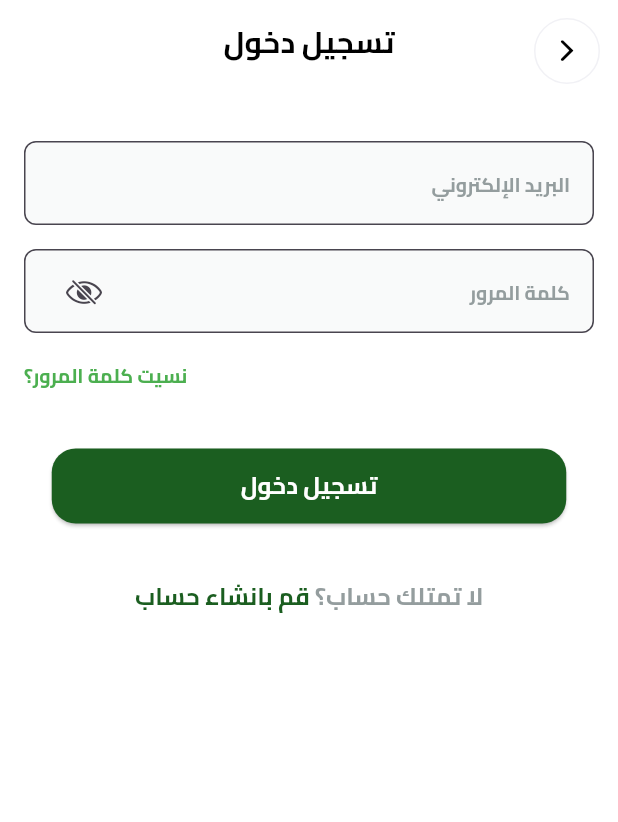
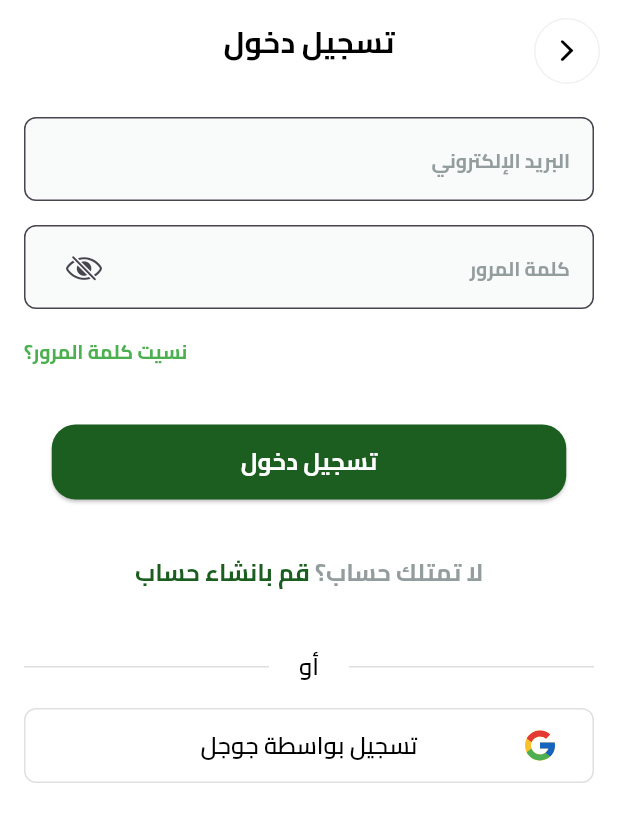
Before and after one commit to a7medjamal/fruit_hub, a Flutter app: the LoginView screen opened by its route, on a phone screen of 412 x 824 dp. Shown: the top 822 px of the screen. Run offline on Flutter 3.47's test engine with Material 3 defaults, Android fonts, the phone set to English and light mode, and no system bars; our stand-ins replace flutter_svg, go_router, google_fonts, path_drawing.

Commit message:
feat: refactor authentication views with new components and improved structure

```diff
--- /dev/null
+++ b/lib/Features/auth/presentation/widgets/custom_divider_row.dart
@@ -0,0 +1,28 @@
+import 'package:flutter/material.dart';
+
+class CustomDividerRow extends StatelessWidget {
+  const CustomDividerRow({super.key});
+
+  @override
+  Widget build(BuildContext context) {
+    return Row(
+      children: [
+        Expanded(
+          child: Divider(color: Color(0xffDDDFDF), thickness: 1, endIndent: 20),
+        ),
+        Text(
+          "أو",
+          style: TextStyle(
+            fontSize: 16,
+            color: Colors.black,
+            fontFamily: 'Cairo',
+            fontWeight: FontWeight.w600,
+          ),
+        ),
+        Expanded(
+          child: Divider(color: Color(0xffDDDFDF), thickness: 1, indent: 20),
+        ),
+      ],
+    );
+  }
+}
--- /dev/null
+++ b/lib/Features/auth/presentation/widgets/custom_google_login_button.dart
@@ -0,0 +1,48 @@
+import 'package:flutter/material.dart';
+import 'package:flutter_svg/svg.dart';
+
+class CustomGoogleLoginButton extends StatelessWidget {
+  final VoidCallback onPressed;
+
+  const CustomGoogleLoginButton({required this.onPressed, super.key});
+
+  @override
+  Widget build(BuildContext context) {
+    return ElevatedButton(
+      onPressed: onPressed,
+      style: ElevatedButton.styleFrom(
+        minimumSize: const Size(343, 50),
+        shadowColor: Colors.transparent,
+        backgroundColor: Colors.white,
+        shape: RoundedRectangleBorder(
+          borderRadius: BorderRadius.circular(8),
+          side: BorderSide(color: Colors.grey[300]!),
+        ),
+      ),
+      child: Stack(
+        alignment: Alignment.center,
+        children: [
+          Center(
+            child: Text(
+              'تسجيل بواسطة جوجل',
+              style: TextStyle(
+                color: Colors.black,
+                fontSize: 16,
+                fontFamily: 'Cairo',
+                fontWeight: FontWeight.w600,
+              ),
+            ),
+          ),
+          Align(
+            alignment: Alignment.centerRight,
+            child: SvgPicture.asset(
+              'assets/images/google_icon.svg',
+              width: 24,
+              height: 24,
+            ),
+          ),
+        ],
+      ),
+    );
+  }
+}
--- a/lib/Features/auth/presentation/widgets/custom_text_widget.dart
+++ b/lib/Features/auth/presentation/widgets/custom_text_widget.dart
@@ -6,6 +6,7 @@ class CustomTextWidget extends StatelessWidget {
   final String clickableText;
   final VoidCallback? onTap;
   final Color clickableTextColor;
+  final Color? textColor;
   final double textFontSize;
 
   const CustomTextWidget({
@@ -15,6 +16,7 @@ class CustomTextWidget extends StatelessWidget {
     this.onTap,
     required this.clickableTextColor,
     required this.textFontSize,
+    this.textColor,
   });
 
   @override
@@ -24,7 +26,7 @@ class CustomTextWidget extends StatelessWidget {
       text: TextSpan(
         text: text,
         style: TextStyle(
-          color: Color(0xff949D9E),
+          color: textColor ?? Color(0xff949D9E),
           fontSize: textFontSize,
           fontWeight: FontWeight.w700,
           fontFamily: 'Cairo',
--- /dev/null
+++ b/lib/Features/auth/presentation/widgets/email_password_text_fields.dart
@@ -0,0 +1,31 @@
+import 'package:flutter/material.dart';
+import 'package:fruit_hub/Features/auth/presentation/widgets/custom_text_field.dart';
+
+class EmailPasswordTextFields extends StatelessWidget {
+  final TextEditingController emailController;
+  final TextEditingController passwordController;
+
+  const EmailPasswordTextFields({
+    super.key,
+    required this.emailController,
+    required this.passwordController,
+  });
+
+  @override
+  Widget build(BuildContext context) {
+    return Column(
+      children: [
+        CustomTextField(
+          controller: emailController,
+          hintText: 'البريد الإلكتروني',
+        ),
+        const SizedBox(height: 16),
+        CustomTextField(
+          controller: passwordController,
+          hintText: 'كلمة المرور',
+          isPassword: true,
+        ),
+      ],
+    );
+  }
+}
--- /dev/null
+++ b/lib/Features/auth/presentation/widgets/forget_password_row.dart
@@ -0,0 +1,21 @@
+import 'package:flutter/material.dart';
+import 'package:fruit_hub/Features/auth/presentation/widgets/custom_text_widget.dart';
+
+class ForgetPasswordRow extends StatelessWidget {
+  const ForgetPasswordRow({super.key});
+
+  @override
+  Widget build(BuildContext context) {
+    return Row(
+      mainAxisAlignment: MainAxisAlignment.end,
+      children: [
+        CustomTextWidget(
+          text: '',
+          clickableText: 'نسيت كلمة المرور؟',
+          clickableTextColor: Colors.green[500]!,
+          textFontSize: 13,
+        ),
+      ],
+    );
+  }
+}
--- a/lib/Features/auth/presentation/widgets/login_view_body.dart
+++ b/lib/Features/auth/presentation/widgets/login_view_body.dart
@@ -1,6 +1,9 @@
 import 'package:flutter/material.dart';
-import 'package:fruit_hub/Features/auth/presentation/widgets/custom_text_field.dart';
-import 'package:fruit_hub/Features/auth/presentation/widgets/custom_text_widget.dart';
+import 'package:fruit_hub/Features/auth/presentation/widgets/custom_divider_row.dart';
+import 'package:fruit_hub/Features/auth/presentation/widgets/custom_google_login_button.dart';
+import 'package:fruit_hub/Features/auth/presentation/widgets/email_password_text_fields.dart';
+import 'package:fruit_hub/Features/auth/presentation/widgets/forget_password_row.dart';
+import 'package:fruit_hub/Features/auth/presentation/widgets/register_redirect_text_button.dart';
 import 'package:fruit_hub/Features/splash/presentation/widgets/custom_elevated_button.dart';
 import 'package:fruit_hub/core/helpers/show_message.dart';
 
@@ -41,29 +44,12 @@ class _LoginViewBodyState extends State<LoginViewBody> {
           child: Column(
             children: [
               const SizedBox(height: 22),
-              const SizedBox(height: 16),
-              CustomTextField(
-                controller: emailController,
-                hintText: 'البريد الإلكتروني',
+              EmailPasswordTextFields(
+                emailController: emailController,
+                passwordController: passwordController,
               ),
               const SizedBox(height: 16),
-              CustomTextField(
-                controller: passwordController,
-                hintText: 'كلمة المرور',
-                isPassword: true,
-              ),
-              const SizedBox(height: 16),
-              Row(
-                mainAxisAlignment: MainAxisAlignment.end,
-                children: [
-                  CustomTextWidget(
-                    text: '',
-                    clickableText: 'نسيت كلمة المرور؟',
-                    clickableTextColor: Colors.green[500]!,
-                    textFontSize: 13,
-                  ),
-                ],
-              ),
+              ForgetPasswordRow(),
               const SizedBox(height: 37),
               CustomElevatedButton(
                 onPressed: () => _onLogin(context),
@@ -71,22 +57,14 @@ class _LoginViewBodyState extends State<LoginViewBody> {
                 text: 'تسجيل دخول',
               ),
               const SizedBox(height: 33),
-              Row(
-                mainAxisAlignment: MainAxisAlignment.center,
-                children: [
-                  CustomTextWidget(
-                    text: 'لا تمتلك حساب؟',
-                    clickableText: ' قم بانشاء حساب',
-                    clickableTextColor: Colors.green[900]!,
-                    textFontSize: 16,
-                  ),
-                ],
-              ),
+              RegisterRedirectTextButton(),
               const SizedBox(height: 37),
-              Row(
-                mainAxisAlignment: MainAxisAlignment.center,
-                children: [
-                ],
+              CustomDividerRow(),
+              const SizedBox(height: 16),
+              CustomGoogleLoginButton(
+                onPressed: () {
+                  showMessage(context, 'تم تسجيل الدخول باستخدام جوجل');
+                },
               ),
             ],
           ),
--- /dev/null
+++ b/lib/Features/auth/presentation/widgets/register_redirect_text_button.dart
@@ -0,0 +1,24 @@
+import 'package:flutter/material.dart';
+import 'package:fruit_hub/Features/auth/presentation/widgets/custom_text_widget.dart';
+import 'package:fruit_hub/core/utils/app_router.dart';
+import 'package:go_router/go_router.dart';
+
+class RegisterRedirectTextButton extends StatelessWidget {
+  const RegisterRedirectTextButton({super.key});
+
+  @override
+  Widget build(BuildContext context) {
+    return Row(
+      mainAxisAlignment: MainAxisAlignment.center,
+      children: [
+        CustomTextWidget(
+          text: 'لا تمتلك حساب؟',
+          clickableText: ' قم بانشاء حساب',
+          clickableTextColor: Colors.green[900]!,
+          textFontSize: 16,
+          onTap: () => GoRouter.of(context).push(AppRouter.kRegisterView),
+        ),
+      ],
+    );
+  }
+}
```
Also changed, not shown: lib/Features/auth/presentation/widgets/login_redirect_text_button.dart (added, +23 -0 lines), lib/Features/auth/presentation/widgets/register_view_body.dart (+14 -47 lines), lib/Features/auth/presentation/widgets/terms_and_conditions_row.dart (added, +41 -0 lines), assets/images/google_icon.svg (added), pubspec.lock.
